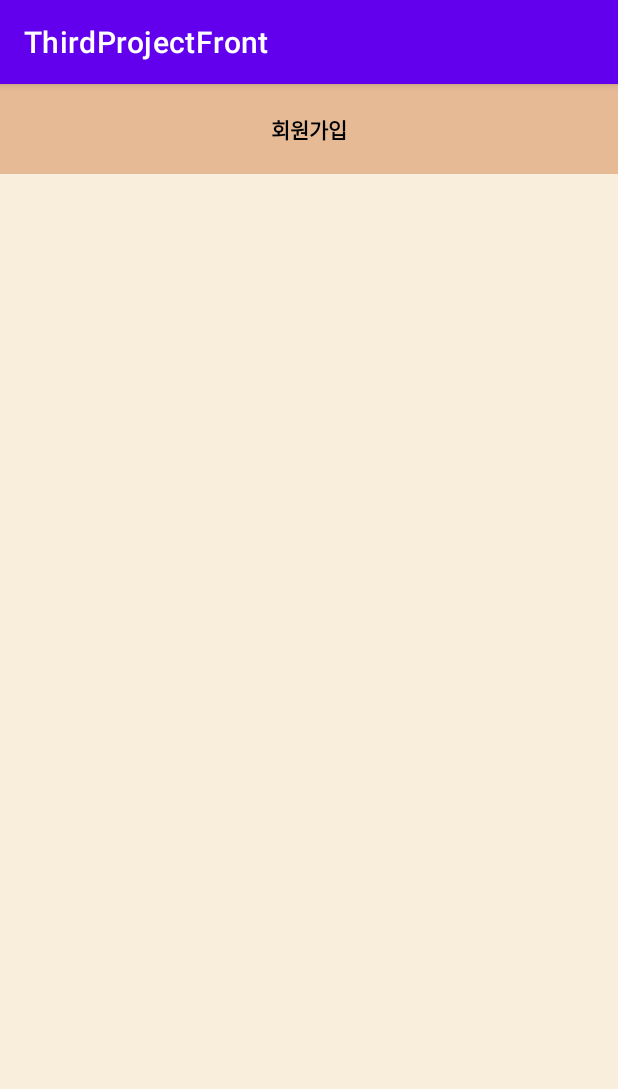
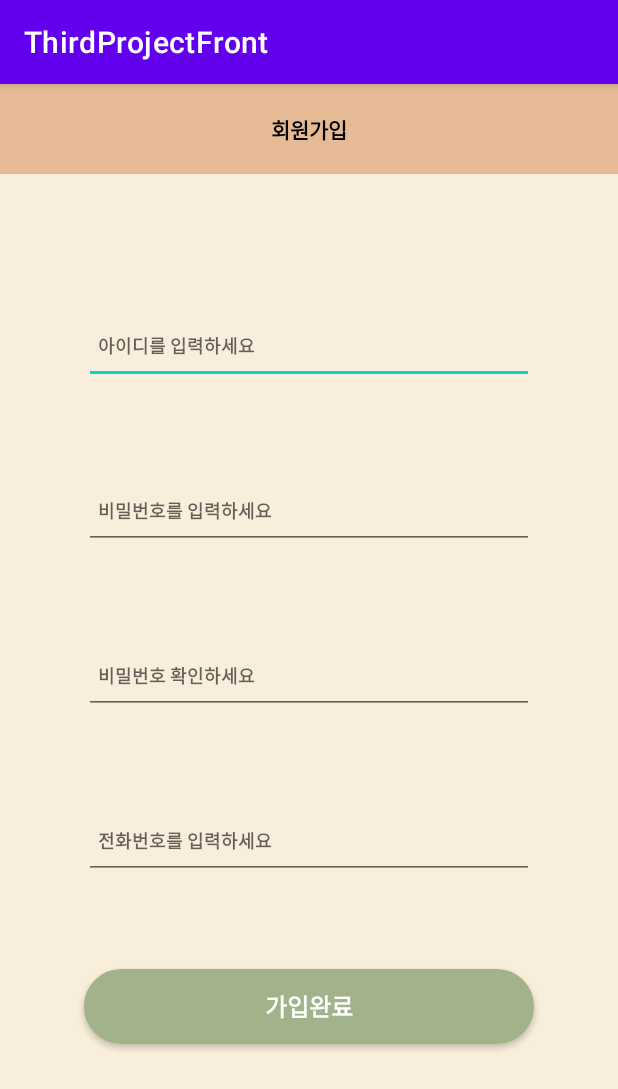
Before and after one commit to Hyundai-thirdProject/front, an Android app: the SignUpActivity screen opened directly, with no data from a screen before it, on a phone screen of 412 x 824 dp. Shown: the top 1089 px of the screen. Run offline under Robolectric (Android 15) with nearby library versions, the light colour scheme and no system bars.

Commit message:
민선의 기억상실로 미림이 코드 없앤 거 다시 업데이트

```diff
--- a/app/src/main/res/layout/activity_sign_up.xml
+++ b/app/src/main/res/layout/activity_sign_up.xml
@@ -1,4 +1,5 @@
 <?xml version="1.0" encoding="utf-8"?>
+<!--신미림 생성-->
 <androidx.constraintlayout.widget.ConstraintLayout xmlns:android="http://schemas.android.com/apk/res/android"
     xmlns:app="http://schemas.android.com/apk/res-auto"
     xmlns:tools="http://schemas.android.com/tools"
@@ -30,4 +31,81 @@
 
     </androidx.constraintlayout.widget.ConstraintLayout>
 
+    <EditText
+        android:id="@+id/sign_up_id_et"
+        android:layout_width="300dp"
+        android:layout_height="50dp"
+        android:layout_marginTop="150dp"
+        android:hint="  아이디를 입력하세요"
+        android:inputType="text"
+        android:textColor="@color/black"
+        android:textSize="12sp"
+        android:textStyle="bold"
+        app:layout_constraintTop_toTopOf="@id/sign_top_bar"
+        app:layout_constraintStart_toStartOf="parent"
+        app:layout_constraintEnd_toEndOf="parent"
+        tools:layout_editor_absoluteX="55dp" />
+
+    <EditText
+        android:id="@+id/sign_up_password_et"
+        android:layout_width="300dp"
+        android:layout_height="50dp"
+        android:layout_marginTop="60dp"
+        android:hint="  비밀번호를 입력하세요"
+        android:inputType="text"
+        android:textColor="@color/black"
+        android:textSize="12sp"
+        android:textStyle="bold"
+        app:layout_constraintTop_toBottomOf="@id/sign_up_id_et"
+        app:layout_constraintStart_toStartOf="parent"
+        app:layout_constraintEnd_toEndOf="parent"
+        tools:layout_editor_absoluteX="55dp" />
+
+    <EditText
+        android:id="@+id/sign_up_pwd_check"
+        android:layout_width="300dp"
+        android:layout_height="50dp"
+        android:layout_marginTop="60dp"
+        android:hint="  비밀번호 확인하세요"
+        android:inputType="text"
+        android:textColor="@color/black"
+        android:textSize="12sp"
+        android:textStyle="bold"
+        app:layout_constraintTop_toBottomOf="@id/sign_up_password_et"
+        app:layout_constraintStart_toStartOf="parent"
+        app:layout_constraintEnd_toEndOf="parent"
+        tools:layout_editor_absoluteX="55dp" />
+
+    <EditText
+        android:id="@+id/sign_up_phone_number_et"
+        android:layout_width="300dp"
+        android:layout_height="50dp"
+        android:layout_marginTop="60dp"
+        android:hint="  전화번호를 입력하세요"
+        android:inputType="text"
+        android:textColor="@color/black"
+        android:textSize="12sp"
+        android:textStyle="bold"
+        app:layout_constraintTop_toBottomOf="@id/sign_up_pwd_check"
+        app:layout_constraintStart_toStartOf="parent"
+        app:layout_constraintEnd_toEndOf="parent"
+        tools:layout_editor_absoluteX="55dp" />
+
+    <androidx.appcompat.widget.AppCompatButton
+        android:id="@+id/sign_up_finsh_btn"
+        android:layout_width="300dp"
+        android:layout_height="50dp"
+        android:layout_marginStart="20dp"
+        android:layout_marginTop="60dp"
+        android:layout_marginEnd="20dp"
+        android:background="@drawable/button_background_color"
+        android:text="가입완료"
+        android:textColor="@color/white"
+        android:textSize="16sp"
+        android:textStyle="bold"
+        app:layout_constraintEnd_toEndOf="parent"
+        app:layout_constraintStart_toStartOf="parent"
+        app:layout_constraintTop_toBottomOf="@id/sign_up_phone_number_et" />
+
+
 </androidx.constraintlayout.widget.ConstraintLayout>
```
